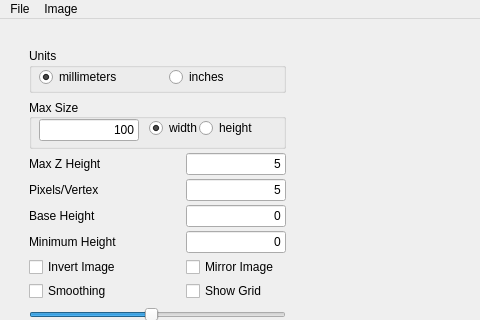
gharley/Lithophane, file litho_gen.ui: the form before one commit; both pictures show x 0 to 480 and y 0 to 320 of the 1024 by 768 pixel window.
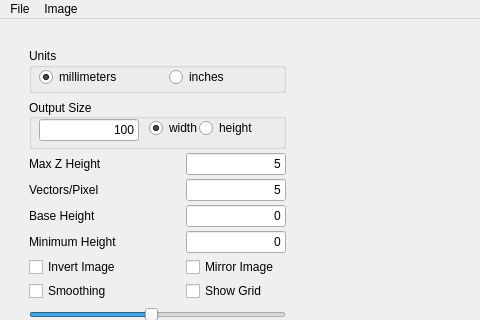
The form after the commit.

```diff
--- a/litho_gen.ui
+++ b/litho_gen.ui
@@ -118,7 +118,7 @@
              <string>&lt;html&gt;&lt;head/&gt;&lt;body&gt;&lt;p&gt;Maximum size of the specified dimension, i.e. width or height as selected.&lt;/p&gt;&lt;/body&gt;&lt;/html&gt;</string>
             </property>
             <property name="title">
-             <string>Max Size</string>
+             <string>Output Size</string>
             </property>
             <property name="alignment">
              <set>Qt::AlignLeading|Qt::AlignLeft|Qt::AlignVCenter</set>
@@ -293,7 +293,7 @@
              <string>&lt;html&gt;&lt;head/&gt;&lt;body&gt;&lt;p&gt;The number of vectors to generate for each pixel.  Higher values generate more detail but increase calculation time.  5 is a good starting point, anything over 10 is probably counter-productive.&lt;/p&gt;&lt;/body&gt;&lt;/html&gt;</string>
             </property>
             <property name="text">
-             <string>Pixels/Vertex</string>
+             <string>Vectors/Pixel</string>
             </property>
             <property name="buddy">
              <cstring>numSamples</cstring>
```
